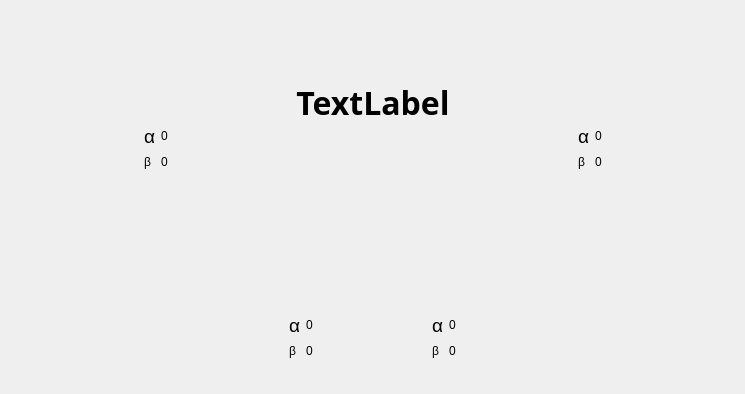
Before: the Qt Designer form Demo/deinitwidget.ui in 13438120136/XDemo, drawn with Qt 5.
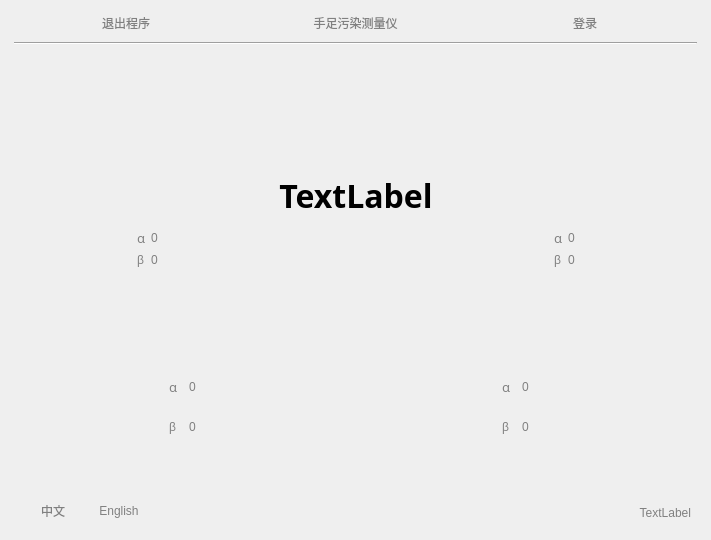
After: the same form once the commit is applied. Icons and pictures are not drawn.

Commit message: 新修改的一版初始界面

What changed in the file:
```diff
--- a/Demo/deinitwidget.ui
+++ b/Demo/deinitwidget.ui
@@ -6,8 +6,8 @@
    <rect>
     <x>0</x>
     <y>0</y>
-    <width>745</width>
-    <height>394</height>
+    <width>711</width>
+    <height>540</height>
    </rect>
   </property>
   <property name="windowTitle">
@@ -29,291 +29,82 @@
    <item row="0" column="0">
     <widget class="QWidget" name="mainWidget" native="true">
      <property name="styleSheet">
-      <string notr="true"/>
+      <string notr="true">QPushButton
+{
+   border:0px sloid gray;
+   color: gray;      
+   font: 10pt &quot;黑体&quot;;
+}
+
+QPushButton::hover
+{	
+	color: rgb(0, 255, 255);
+}
+
+QLabel
+{
+   color: gray;
+   font: 10pt &quot;黑体&quot;;
+}</string>
      </property>
-     <layout class="QGridLayout" name="gridLayout_11">
-      <item row="1" column="0">
-       <spacer name="horizontalSpacer_9">
-        <property name="orientation">
-         <enum>Qt::Horizontal</enum>
-        </property>
-        <property name="sizeHint" stdset="0">
-         <size>
-          <width>208</width>
-          <height>20</height>
-         </size>
-        </property>
-       </spacer>
-      </item>
-      <item row="1" column="1">
-       <widget class="QWidget" name="widget_5" native="true">
-        <layout class="QGridLayout" name="gridLayout">
+     <layout class="QGridLayout" name="gridLayout_18">
+      <item row="0" column="0">
+       <widget class="QWidget" name="widget_7" native="true">
+        <layout class="QGridLayout" name="gridLayout_16">
+         <property name="margin">
+          <number>0</number>
+         </property>
+         <property name="spacing">
+          <number>0</number>
+         </property>
          <item row="0" column="0">
-          <widget class="QWidget" name="widget_3" native="true">
-           <layout class="QGridLayout" name="gridLayout_5">
-            <item row="1" column="1">
-             <layout class="QGridLayout" name="gridLayout_3">
-              <item row="0" column="0">
-               <widget class="QLabel" name="label_4">
-                <property name="maximumSize">
-                 <size>
-                  <width>20</width>
-                  <height>20</height>
-                 </size>
-                </property>
-                <property name="font">
-                 <font>
-                  <pointsize>14</pointsize>
-                 </font>
-                </property>
+          <layout class="QGridLayout" name="gridLayout_15">
+           <property name="verticalSpacing">
+            <number>10</number>
+           </property>
+           <property name="margin">
+            <number>3</number>
+           </property>
+           <item row="0" column="0">
+            <widget class="QPushButton" name="pushButton_3">
                 <property name="text">
-                 <string>α</string>
+              <string>退出程序</string>
                 </property>
                </widget>
               </item>
               <item row="0" column="1">
-               <widget class="QLabel" name="label_8">
-                <property name="maximumSize">
-                 <size>
-                  <width>20</width>
-                  <height>20</height>
-                 </size>
-                </property>
+            <widget class="QLabel" name="label">
                 <property name="text">
-                 <string>0</string>
-                </property>
-               </widget>
-              </item>
-              <item row="1" column="0">
-               <widget class="QLabel" name="label_5">
-                <property name="maximumSize">
-                 <size>
-                  <width>20</width>
-                  <height>20</height>
-                 </size>
-                </property>
-                <property name="text">
-                 <string>β</string>
-                </property>
-               </widget>
-              </item>
-              <item row="1" column="1">
-               <widget class="QLabel" name="label_9">
-                <property name="maximumSize">
-                 <size>
-                  <width>20</width>
-                  <height>20</height>
-                 </size>
-                </property>
-                <property name="text">
-                 <string>0</string>
-                </property>
-               </widget>
-              </item>
-             </layout>
-            </item>
-            <item row="0" column="0" colspan="3">
-             <widget class="QLabel" name="label_11">
-              <property name="minimumSize">
-               <size>
-                <width>0</width>
-                <height>0</height>
-               </size>
-              </property>
-              <property name="maximumSize">
-               <size>
-                <width>16777215</width>
-                <height>16777215</height>
-               </size>
-              </property>
-              <property name="font">
-               <font>
-                <pointsize>14</pointsize>
-               </font>
-              </property>
-              <property name="styleSheet">
-               <string notr="true">image: url(:/Demo/Resources/lFoot.png);</string>
-              </property>
-              <property name="text">
-               <string/>
-              </property>
+              <string>手足污染测量仪</string>
+             </property>
               <property name="alignment">
                <set>Qt::AlignCenter</set>
               </property>
              </widget>
             </item>
-            <item row="1" column="2">
-             <spacer name="horizontalSpacer_5">
-              <property name="orientation">
-               <enum>Qt::Horizontal</enum>
-              </property>
-              <property name="sizeHint" stdset="0">
-               <size>
-                <width>40</width>
-                <height>20</height>
-               </size>
-              </property>
-             </spacer>
-            </item>
-            <item row="1" column="0">
-             <spacer name="horizontalSpacer_6">
-              <property name="orientation">
-               <enum>Qt::Horizontal</enum>
-              </property>
-              <property name="sizeHint" stdset="0">
-               <size>
-                <width>40</width>
-                <height>20</height>
-               </size>
-              </property>
-             </spacer>
-            </item>
-           </layout>
-          </widget>
-         </item>
-         <item row="0" column="1">
-          <widget class="QWidget" name="widget_4" native="true">
-           <layout class="QGridLayout" name="gridLayout_6">
-            <item row="1" column="1">
-             <layout class="QGridLayout" name="gridLayout_7">
-              <item row="0" column="0">
-               <widget class="QLabel" name="label_12">
-                <property name="maximumSize">
-                 <size>
-                  <width>20</width>
-                  <height>20</height>
-                 </size>
-                </property>
-                <property name="font">
-                 <font>
-                  <pointsize>14</pointsize>
-                 </font>
-                </property>
+           <item row="0" column="2">
+            <widget class="QPushButton" name="pushButton_4">
                 <property name="text">
-                 <string>α</string>
+              <string>登录</string>
                 </property>
                </widget>
               </item>
-              <item row="0" column="1">
-               <widget class="QLabel" name="label_13">
-                <property name="maximumSize">
-                 <size>
-                  <width>20</width>
-                  <height>20</height>
-                 </size>
-                </property>
-                <property name="text">
-                 <string>0</string>
-                </property>
-               </widget>
-              </item>
-              <item row="1" column="0">
-               <widget class="QLabel" name="label_14">
-                <property name="maximumSize">
-                 <size>
-                  <width>20</width>
-                  <height>20</height>
-                 </size>
-                </property>
-                <property name="text">
-                 <string>β</string>
-                </property>
-               </widget>
-              </item>
-              <item row="1" column="1">
-               <widget class="QLabel" name="label_15">
-                <property name="maximumSize">
-                 <size>
-                  <width>20</width>
-                  <height>20</height>
-                 </size>
-                </property>
-                <property name="text">
-                 <string>0</string>
-                </property>
-               </widget>
-              </item>
-             </layout>
-            </item>
-            <item row="0" column="0" colspan="3">
-             <widget class="QLabel" name="label_16">
-              <property name="minimumSize">
-               <size>
-                <width>0</width>
-                <height>0</height>
-               </size>
-              </property>
-              <property name="maximumSize">
-               <size>
-                <width>16777215</width>
-                <height>16777215</height>
-               </size>
-              </property>
-              <property name="font">
-               <font>
-                <pointsize>14</pointsize>
-               </font>
-              </property>
-              <property name="styleSheet">
-               <string notr="true">image: url(:/Demo/Resources/rFoot.png);</string>
-              </property>
-              <property name="text">
-               <string/>
-              </property>
-              <property name="alignment">
-               <set>Qt::AlignCenter</set>
-              </property>
-             </widget>
-            </item>
-            <item row="1" column="2">
-             <spacer name="horizontalSpacer_7">
+           <item row="1" column="0" colspan="3">
+            <widget class="Line" name="line">
               <property name="orientation">
                <enum>Qt::Horizontal</enum>
               </property>
-              <property name="sizeHint" stdset="0">
-               <size>
-                <width>40</width>
-                <height>20</height>
-               </size>
-              </property>
-             </spacer>
-            </item>
-            <item row="1" column="0">
-             <spacer name="horizontalSpacer_8">
-              <property name="orientation">
-               <enum>Qt::Horizontal</enum>
-              </property>
-              <property name="sizeHint" stdset="0">
-               <size>
-                <width>40</width>
-                <height>20</height>
-               </size>
-              </property>
-             </spacer>
-            </item>
-           </layout>
-          </widget>
+            </widget>
+           </item>
+          </layout>
          </item>
         </layout>
        </widget>
       </item>
-      <item row="1" column="2">
-       <spacer name="horizontalSpacer_10">
-        <property name="orientation">
-         <enum>Qt::Horizontal</enum>
-        </property>
-        <property name="sizeHint" stdset="0">
-         <size>
-          <width>207</width>
-          <height>20</height>
-         </size>
-        </property>
-       </spacer>
-      </item>
-      <item row="0" column="0" colspan="3">
+      <item row="1" column="0">
        <widget class="QWidget" name="widget_6" native="true">
-        <layout class="QGridLayout" name="gridLayout_8">
-         <item row="0" column="0">
+        <layout class="QGridLayout" name="gridLayout_13">
+         <item row="1" column="0">
           <widget class="QWidget" name="widget" native="true">
            <layout class="QGridLayout" name="gridLayout_4">
             <item row="1" column="1">
@@ -328,7 +119,11 @@
                 </property>
                 <property name="font">
                  <font>
-                  <pointsize>14</pointsize>
+                  <family>黑体</family>
+                  <pointsize>10</pointsize>
+                  <weight>50</weight>
+                  <italic>false</italic>
+                  <bold>false</bold>
                  </font>
                 </property>
                 <property name="text">
@@ -381,8 +176,8 @@
              <widget class="QLabel" name="label_10">
               <property name="minimumSize">
                <size>
-                <width>0</width>
-                <height>0</height>
+                <width>100</width>
+                <height>100</height>
                </size>
               </property>
               <property name="maximumSize">
@@ -393,7 +188,11 @@
               </property>
               <property name="font">
                <font>
-                <pointsize>14</pointsize>
+                <family>黑体</family>
+                <pointsize>10</pointsize>
+                <weight>50</weight>
+                <italic>false</italic>
+                <bold>false</bold>
                </font>
               </property>
               <property name="styleSheet">
@@ -436,30 +235,7 @@
            </layout>
           </widget>
          </item>
-         <item row="0" column="1">
-          <widget class="QLabel" name="msgLabel">
-           <property name="font">
-            <font>
-             <family>新宋体</family>
-             <pointsize>24</pointsize>
-             <weight>75</weight>
-             <italic>false</italic>
-             <bold>true</bold>
-            </font>
-           </property>
-           <property name="styleSheet">
-            <string notr="true">color: rgb(0, 0, 0);
-font: bold 24pt &quot;新宋体&quot; ;</string>
-           </property>
-           <property name="text">
-            <string>TextLabel</string>
-           </property>
-           <property name="alignment">
-            <set>Qt::AlignCenter</set>
-           </property>
-          </widget>
-         </item>
-         <item row="0" column="2">
+         <item row="1" column="2">
           <widget class="QWidget" name="widget_2" native="true">
            <layout class="QGridLayout" name="gridLayout_9">
             <item row="1" column="1">
@@ -474,7 +250,11 @@
                 </property>
                 <property name="font">
                  <font>
-                  <pointsize>14</pointsize>
+                  <family>黑体</family>
+                  <pointsize>10</pointsize>
+                  <weight>50</weight>
+                  <italic>false</italic>
+                  <bold>false</bold>
                  </font>
                 </property>
                 <property name="text">
@@ -527,8 +307,8 @@
              <widget class="QLabel" name="label_27">
               <property name="minimumSize">
                <size>
-                <width>0</width>
-                <height>0</height>
+                <width>100</width>
+                <height>100</height>
                </size>
               </property>
               <property name="maximumSize">
@@ -539,7 +319,11 @@
               </property>
               <property name="font">
                <font>
-                <pointsize>14</pointsize>
+                <family>黑体</family>
+                <pointsize>10</pointsize>
+                <weight>50</weight>
+                <italic>false</italic>
+                <bold>false</bold>
                </font>
               </property>
               <property name="styleSheet">
@@ -582,9 +366,372 @@
            </layout>
           </widget>
          </item>
+         <item row="1" column="1">
+          <widget class="QLabel" name="msgLabel">
+           <property name="font">
+            <font>
+             <family>新宋体</family>
+             <pointsize>24</pointsize>
+             <weight>75</weight>
+             <italic>false</italic>
+             <bold>true</bold>
+            </font>
+           </property>
+           <property name="styleSheet">
+            <string notr="true">color: rgb(0, 0, 0);
+font: bold 24pt &quot;新宋体&quot; ;</string>
+           </property>
+           <property name="text">
+            <string>TextLabel</string>
+           </property>
+           <property name="alignment">
+            <set>Qt::AlignCenter</set>
+           </property>
+          </widget>
+         </item>
+         <item row="0" column="1">
+          <spacer name="verticalSpacer_3">
+           <property name="orientation">
+            <enum>Qt::Vertical</enum>
+           </property>
+           <property name="sizeHint" stdset="0">
+            <size>
+             <width>20</width>
+             <height>40</height>
+            </size>
+           </property>
+          </spacer>
+         </item>
         </layout>
        </widget>
       </item>
+      <item row="2" column="0">
+       <layout class="QGridLayout" name="gridLayout_17" columnstretch="1,3,1">
+        <property name="leftMargin">
+         <number>9</number>
+        </property>
+        <property name="rightMargin">
+         <number>9</number>
+        </property>
+        <property name="bottomMargin">
+         <number>9</number>
+        </property>
+        <item row="0" column="0">
+         <layout class="QGridLayout" name="gridLayout_14">
+          <item row="0" column="0">
+           <spacer name="verticalSpacer">
+            <property name="orientation">
+             <enum>Qt::Vertical</enum>
+            </property>
+            <property name="sizeHint" stdset="0">
+             <size>
+              <width>20</width>
+              <height>128</height>
+             </size>
+            </property>
+           </spacer>
+          </item>
+          <item row="1" column="0">
+           <layout class="QGridLayout" name="gridLayout_8">
+            <property name="spacing">
+             <number>0</number>
+            </property>
+            <item row="0" column="0">
+             <widget class="QPushButton" name="pushButton">
+              <property name="text">
+               <string>中文</string>
+              </property>
+             </widget>
+            </item>
+            <item row="0" column="1">
+             <widget class="QPushButton" name="pushButton_2">
+              <property name="text">
+               <string>English</string>
+              </property>
+              <property name="autoDefault">
+               <bool>false</bool>
+              </property>
+              <property name="default">
+               <bool>false</bool>
+              </property>
+              <property name="flat">
+               <bool>false</bool>
+              </property>
+             </widget>
+            </item>
+           </layout>
+          </item>
+         </layout>
+        </item>
+        <item row="0" column="1">
+         <widget class="QWidget" name="widget_5" native="true">
+          <layout class="QGridLayout" name="gridLayout_6">
+           <item row="0" column="0">
+            <widget class="QWidget" name="widget_3" native="true">
+             <layout class="QGridLayout" name="gridLayout">
+              <property name="margin">
+               <number>0</number>
+              </property>
+              <property name="spacing">
+               <number>0</number>
+              </property>
+              <item row="0" column="1">
+               <layout class="QGridLayout" name="gridLayout_3">
+                <property name="sizeConstraint">
+                 <enum>QLayout::SetMinimumSize</enum>
+                </property>
+                <property name="spacing">
+                 <number>0</number>
+                </property>
+                <item row="0" column="0">
+                 <widget class="QLabel" name="label_4">
+                  <property name="maximumSize">
+                   <size>
+                    <width>20</width>
+                    <height>20</height>
+                   </size>
+                  </property>
+                  <property name="font">
+                   <font>
+                    <family>黑体</family>
+                    <pointsize>10</pointsize>
+                    <weight>50</weight>
+                    <italic>false</italic>
+                    <bold>false</bold>
+                   </font>
+                  </property>
+                  <property name="text">
+                   <string>α</string>
+                  </property>
+                 </widget>
+                </item>
+                <item row="0" column="1">
+                 <widget class="QLabel" name="label_8">
+                  <property name="maximumSize">
+                   <size>
+                    <width>20</width>
+                    <height>20</height>
+                   </size>
+                  </property>
+                  <property name="text">
+                   <string>0</string>
+                  </property>
+                 </widget>
+                </item>
+                <item row="1" column="0">
+                 <widget class="QLabel" name="label_5">
+                  <property name="maximumSize">
+                   <size>
+                    <width>20</width>
+                    <height>20</height>
+                   </size>
+                  </property>
+                  <property name="text">
+                   <string>β</string>
+                  </property>
+                 </widget>
+                </item>
+                <item row="1" column="1">
+                 <widget class="QLabel" name="label_9">
+                  <property name="maximumSize">
+                   <size>
+                    <width>20</width>
+                    <height>20</height>
+                   </size>
+                  </property>
+                  <property name="text">
+                   <string>0</string>
+                  </property>
+                 </widget>
+                </item>
+               </layout>
+              </item>
+              <item row="0" column="2">
+               <widget class="QLabel" name="label_11">
+                <property name="minimumSize">
+                 <size>
+                  <width>100</width>
+                  <height>100</height>
+                 </size>
+                </property>
+                <property name="maximumSize">
+                 <size>
+                  <width>16777215</width>
+                  <height>16777215</height>
+                 </size>
+                </property>
+                <property name="font">
+                 <font>
+                  <family>黑体</family>
+                  <pointsize>10</pointsize>
+                  <weight>50</weight>
+                  <italic>false</italic>
+                  <bold>false</bold>
+                 </font>
+                </property>
+                <property name="styleSheet">
+                 <string notr="true">image: url(:/Demo/Resources/lFoot.png);</string>
+                </property>
+                <property name="text">
+                 <string/>
+                </property>
+                <property name="alignment">
+                 <set>Qt::AlignCenter</set>
+                </property>
+               </widget>
+              </item>
+             </layout>
+            </widget>
+           </item>
+           <item row="0" column="1">
+            <widget class="QWidget" name="widget_4" native="true">
+             <layout class="QGridLayout" name="gridLayout_5">
+              <property name="margin">
+               <number>0</number>
+              </property>
+              <property name="spacing">
+               <number>0</number>
+              </property>
+              <item row="0" column="0">
+               <widget class="QLabel" name="label_16">
+                <property name="minimumSize">
+                 <size>
+                  <width>100</width>
+                  <height>100</height>
+                 </size>
+                </property>
+                <property name="maximumSize">
+                 <size>
+                  <width>16777215</width>
+                  <height>16777215</height>
+                 </size>
+                </property>
+                <property name="font">
+                 <font>
+                  <family>黑体</family>
+                  <pointsize>10</pointsize>
+                  <weight>50</weight>
+                  <italic>false</italic>
+                  <bold>false</bold>
+                 </font>
+                </property>
+                <property name="styleSheet">
+                 <string notr="true">image: url(:/Demo/Resources/rFoot.png);</string>
+                </property>
+                <property name="text">
+                 <string/>
+                </property>
+                <property name="alignment">
+                 <set>Qt::AlignCenter</set>
+                </property>
+               </widget>
+              </item>
+              <item row="0" column="1">
+               <layout class="QGridLayout" name="gridLayout_7">
+                <property name="sizeConstraint">
+                 <enum>QLayout::SetMinimumSize</enum>
+                </property>
+                <property name="spacing">
+                 <number>0</number>
+                </property>
+                <item row="0" column="0">
+                 <widget class="QLabel" name="label_12">
+                  <property name="maximumSize">
+                   <size>
+                    <width>20</width>
+                    <height>20</height>
+                   </size>
+                  </property>
+                  <property name="font">
+                   <font>
+                    <family>黑体</family>
+                    <pointsize>10</pointsize>
+                    <weight>50</weight>
+                    <italic>false</italic>
+                    <bold>false</bold>
+                   </font>
+                  </property>
+                  <property name="text">
+                   <string>α</string>
+                  </property>
+                 </widget>
+                </item>
+                <item row="0" column="1">
+                 <widget class="QLabel" name="label_13">
+                  <property name="maximumSize">
+                   <size>
+                    <width>20</width>
+                    <height>20</height>
+                   </size>
+                  </property>
+                  <property name="text">
+                   <string>0</string>
+                  </property>
+                 </widget>
+                </item>
+                <item row="1" column="0">
+                 <widget class="QLabel" name="label_14">
+                  <property name="maximumSize">
+                   <size>
+                    <width>20</width>
+                    <height>20</height>
+                   </size>
+                  </property>
+                  <property name="text">
+                   <string>β</string>
+                  </property>
+                 </widget>
+                </item>
+                <item row="1" column="1">
+                 <widget class="QLabel" name="label_15">
+                  <property name="maximumSize">
+                   <size>
+                    <width>20</width>
+                    <height>20</height>
+                   </size>
+                  </property>
+                  <property name="text">
+                   <string>0</string>
+                  </property>
+                 </widget>
+                </item>
+               </layout>
+              </item>
+             </layout>
+            </widget>
+           </item>
+          </layout>
+         </widget>
+        </item>
+        <item row="0" column="2">
+         <layout class="QGridLayout" name="gridLayout_11">
+          <item row="0" column="0">
+           <spacer name="verticalSpacer_2">
+            <property name="orientation">
+             <enum>Qt::Vertical</enum>
+            </property>
+            <property name="sizeHint" stdset="0">
+             <size>
+              <width>118</width>
+              <height>118</height>
+             </size>
+            </property>
+           </spacer>
+          </item>
+          <item row="1" column="0">
+           <widget class="QLabel" name="timeLabel">
+            <property name="text">
+             <string>TextLabel</string>
+            </property>
+            <property name="alignment">
+             <set>Qt::AlignRight|Qt::AlignTrailing|Qt::AlignVCenter</set>
+            </property>
+           </widget>
+          </item>
+         </layout>
+        </item>
+       </layout>
+      </item>
      </layout>
     </widget>
    </item>
```
Lines whose indentation alone changed are shown as unchanged. The commit also changes 4 other files.
